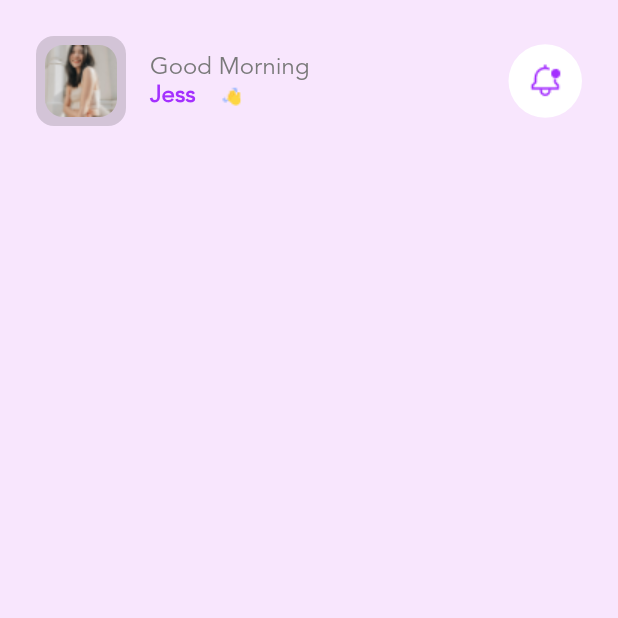
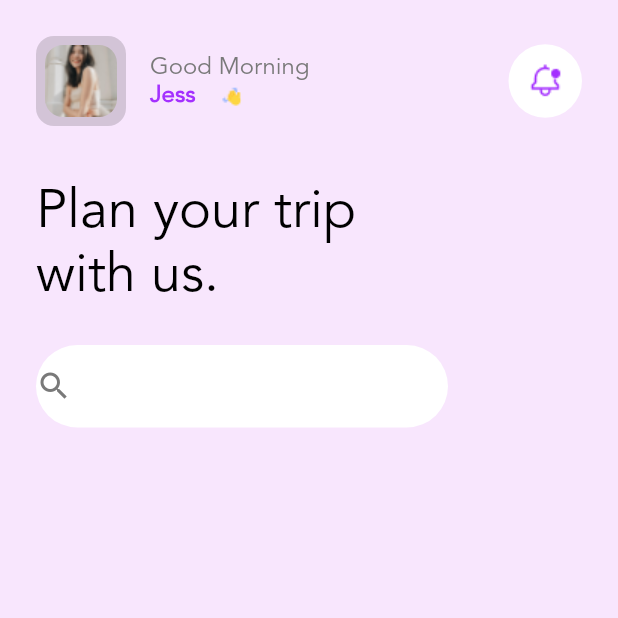
Before and after one commit to iabolfazlofficial/booking_flutter, a Flutter app: the screen it shows after launch, on a phone screen of 412 x 824 dp, the top half of it. Run offline on Flutter 3.47's test engine with Material 2 defaults, Android fonts, the phone set to English and light mode, and no system bars.

Commit message:
home page create header title

```diff
--- a/lib/main.dart
+++ b/lib/main.dart
@@ -20,13 +20,18 @@ class MyApp extends StatelessWidget {
           textTheme: TextTheme(
             headline1: TextStyle(
                 fontFamily: 'Avenir', fontSize: 36, color: Colors.white),
+            headline2: TextStyle(
+                fontFamily: 'Avenir', fontSize: 36, color: Color.fromARGB(255, 0, 0, 0)),
             headline6: TextStyle(
                 fontFamily: 'Avenir',
                 fontSize: 16,
                 fontWeight: FontWeight.bold,
                 color: Color.fromRGBO(164, 48, 255, 1)),
             headline5: TextStyle(
-                  fontFamily: 'Avenir', fontSize: 16, color: Color.fromRGBO(121, 121, 121, 1)),)),
+                fontFamily: 'Avenir',
+                fontSize: 16,
+                color: Color.fromRGBO(121, 121, 121, 1)),
+          )),
       home: Home(),
     );
   }
--- a/lib/screens/home.dart
+++ b/lib/screens/home.dart
@@ -21,8 +21,10 @@ class Home extends StatelessWidget {
           child: Padding(
             padding: const EdgeInsets.all(24),
             child: Column(
+              mainAxisAlignment: MainAxisAlignment.start,
+              crossAxisAlignment: CrossAxisAlignment.start,
               children: [
-              //  Header Profile and Notification
+                //  Header Profile and Notification
                 Row(
                   children: [
                     ProfileImage(),
@@ -54,9 +56,48 @@ class Home extends StatelessWidget {
                     NotificationCircular()
                   ],
                 ),
+                // Header Ttitle
+                Padding(
+                  padding: const EdgeInsets.only(top: 36),
+                  child: Container(
+                    width: width / 1.5,
+                    child: Text(
+                      "Plan your trip with us.",
+                      style: Theme.of(context).textTheme.headline2,
+                    ),
+                  ),
+                ),
+                // Search Input and Grid
+                SizedBox(
+                  height: 24,
+                ),
+                Row(
+                  children: [
+                    Container(
+                      width: width / 1.5,
+                      height: 55,
+                      decoration: BoxDecoration(
+                          color: Colors.white,
+                          borderRadius: BorderRadius.circular(100)),
+                      child: Row(
+                        children: [
+                          Icon(
+                            Icons.search,
+                            color: Color.fromRGBO(121, 121, 121, 1),
+                          ),
+                          //
+                        ],
+                      ),
+                    )
+                  ],
+                ),
 
-              //
-
+                // TextField(
+                //   decoration: InputDecoration(
+                //     border: OutlineInputBorder(),
+                //     hintText: 'Search',
+                //   ),
+                // ),
               ],
             ),
           ),
```
Lines whose indentation alone changed are shown as unchanged.
